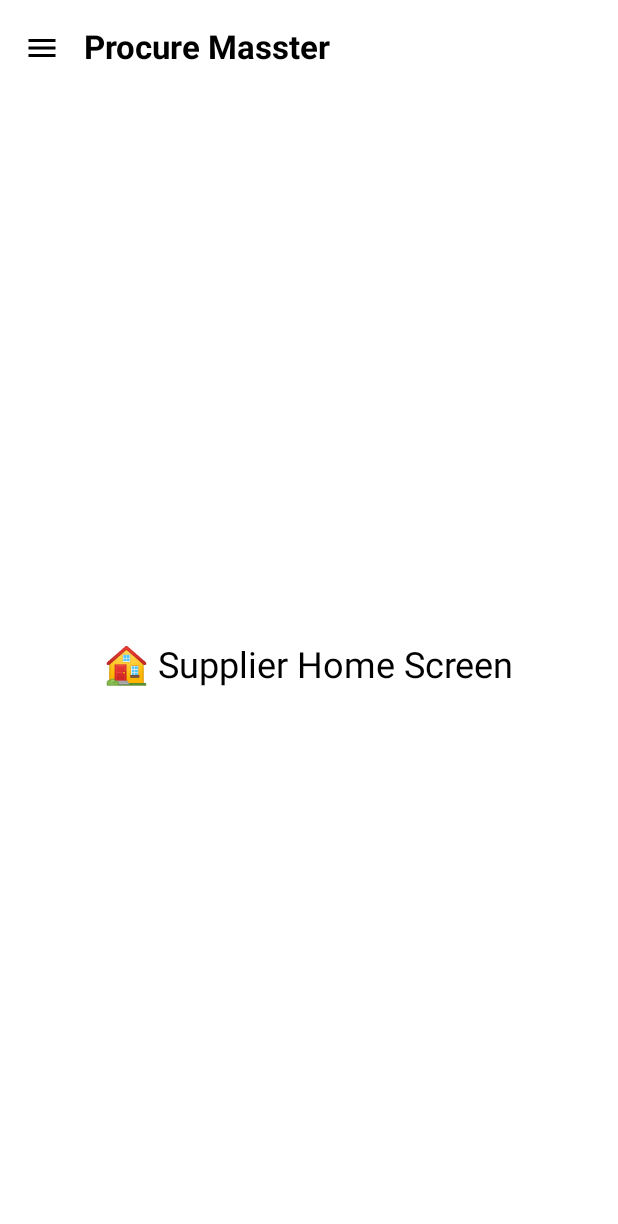
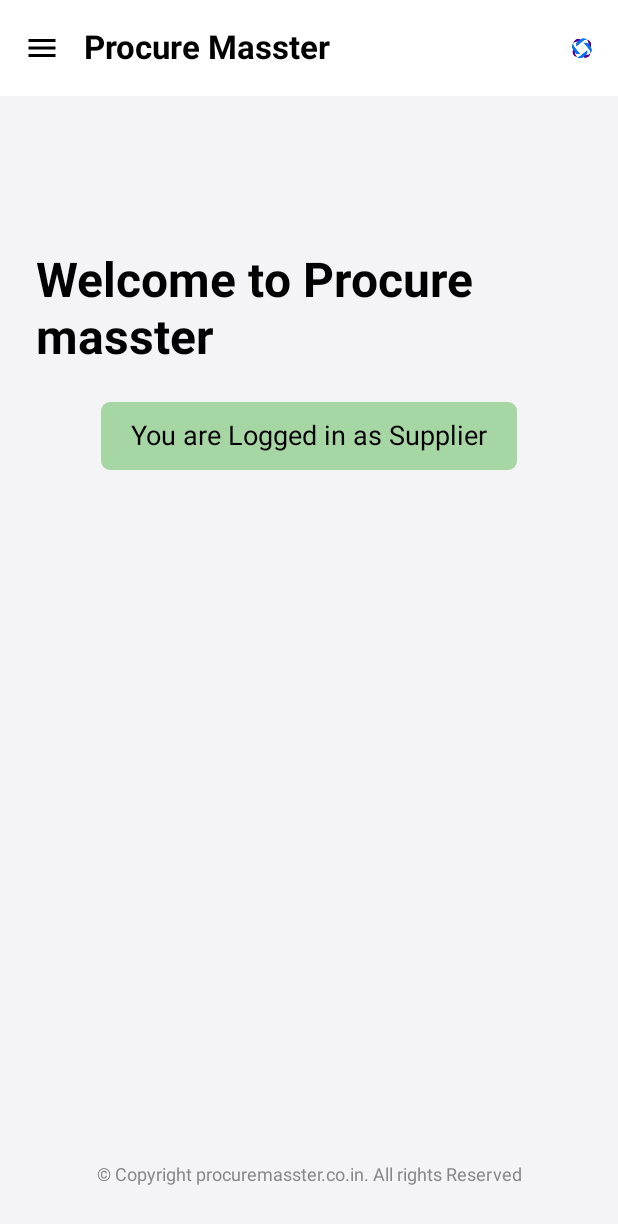
Before and after one commit to sankalpraga/procure_masster, an Android app built with Jetpack Compose: the SupplierRootScreen screen opened through its navigation route, on a phone screen of 412 x 824 dp. Shown: the top 1224 px of the screen. Run offline under Robolectric (Android 15) with nearby library versions, the phone set to English and light mode, and no system bars; our stand-ins replace Dagger/Hilt's generated code; network calls fail.

Commit message:
Added Logo,Renamed Menu, Added Supplierprofile Module

```diff
--- a/app/src/main/java/com/techcognics/procuremasster/MainActivity.kt
+++ b/app/src/main/java/com/techcognics/procuremasster/MainActivity.kt
@@ -122,6 +122,7 @@ class MainActivity : ComponentActivity() {
         }
     }
 
+    @RequiresApi(Build.VERSION_CODES.GINGERBREAD)
     override fun onStop() {
         super.onStop()
         // Force logout on app background
--- a/app/src/main/java/com/techcognics/procuremasster/data/remote/ApiService.kt
+++ b/app/src/main/java/com/techcognics/procuremasster/data/remote/ApiService.kt
@@ -2,8 +2,6 @@ package com.techcognics.procuremasster.data.remote
 
 import com.techcognics.procuremasster.data.AccountResponse
 import com.techcognics.procuremasster.data.remote.auctionpackage.AuctionResponseItem
-import com.techcognics.procuremasster.data.remote.auctionpackage.bidsubmit.AuctionBidRequest
-import com.techcognics.procuremasster.data.remote.auctionpackage.bidsubmit.BidPriceRequest
 import com.techcognics.procuremasster.data.remote.auctionpackage.bidsubmit.SaveBidRequest
 import com.techcognics.procuremasster.data.remote.auctionpackage.bidsubmit.SupplierBidDetailsItem
 import com.techcognics.procuremasster.data.remote.auctionpackage.view.AuctionViewResponse
@@ -13,6 +11,7 @@ import com.techcognics.procuremasster.data.remote.dto.FreightTerms
 import com.techcognics.procuremasster.data.remote.dto.LoginRequest
 import com.techcognics.procuremasster.data.remote.dto.LoginResponse
 import com.techcognics.procuremasster.data.remote.dto.RfqViewResponse
+import com.techcognics.procuremasster.data.remote.profile.SupplierResponse
 import okhttp3.MultipartBody
 import okhttp3.ResponseBody
 import retrofit2.Response
@@ -26,12 +25,14 @@ import retrofit2.http.Query
 
 interface ApiService {
 
+    // ---------- AUTH ----------
     @POST("authenticate")
     suspend fun login(@Body request: LoginRequest): LoginResponse
 
     @GET("account")
     suspend fun getAccount(): AccountResponse
 
+    // ---------- RFQ ----------
     @GET("supplierDepository/fetchActiveRfqsBidInBetween")
     suspend fun fetchRfqInBetween(
         @Query("startDate") startDate: String,
@@ -43,30 +44,28 @@ interface ApiService {
         @Path("id") id: Int
     ): RfqViewResponse
 
-    // 🔹 PDF download
     @GET("rfq/generateRfqPdfReport/{rfqId}")
     suspend fun generateRfqPdf(
         @Path("rfqId") rfqId: Int
     ): ResponseBody
 
-    // 🔹 Attachment download
     @GET("rfqsAttachment/downloadAttachment/{attachmentId}")
     suspend fun downloadAttachment(
         @Path("attachmentId") attachmentId: Int
     ): ResponseBody
 
-    //Bid Page
+    // ---------- BID ----------
     @GET("supplierDepository/fetchItemBidsDetails/{rfqNumber}")
-    suspend fun getBidDetails(@Path("rfqNumber") rfqNumber: String): BidResponse
+    suspend fun getBidDetails(
+        @Path("rfqNumber") rfqNumber: String
+    ): BidResponse
 
-    //freight
     @GET("freightTermsResource/fetchAllFreightTermsDetails")
     suspend fun getFreightTerms(): List<FreightTerms>
 
     @POST("rfqSuppliersResource/save")
     suspend fun saveBid(@Body request: BidSaveRequest): ResponseBody
 
-    // Upload attachment (correct REST endpoint for your backend)
     @Multipart
     @POST("rfqsAttachment/upload/{rfqId}")
     suspend fun uploadAttachment(
@@ -74,8 +73,7 @@ interface ApiService {
         @Part file: MultipartBody.Part
     ): ResponseBody
 
-
-    //Auction
+    // ---------- AUCTION ----------
     @GET("supplierDepository/fetchAuctionDetails")
     suspend fun getAuctionDetails(): List<AuctionResponseItem>
 
@@ -84,12 +82,6 @@ interface ApiService {
         @Path("rfqId") rfqId: Int
     ): AuctionViewResponse
 
-//    @GET("supplierDepository/fetchSupplierBidAuction/{rfqId}")
-//    suspend fun getAuctionBidSubmit(
-//        @Path("rfqId") rfqId: Int
-//    ): BidSubmitItem
-
-    //download bid history
     @GET("supplierDepository/generateBidHistory/{rfqId}")
     suspend fun getBidHistory(
         @Path("rfqId") rfqId: Int
@@ -104,9 +96,65 @@ interface ApiService {
     suspend fun saveBid(
         @Path("rfqSupplierRfqId") rfqId: Int,
         @Body bidList: List<SaveBidRequest>
-    ): Response<Unit> // <--- Must return `Response<>`
+    ): Response<Unit>
 
-// or whatever response model you want if parsing JSON
+    // ---------- SUPPLIER PROFILE MAIN RECORD ----------
+//    @GET("supplierDepository/fetchSupplierRecordByUserId/{userId}")
+//    suspend fun getSupplierByUserId(
+//        @Path("userId") userId: Long
+//    ): SupplierResponse
+
+    // ---------- DROPDOWN APIs FOR SUPPLIER PROFILE ----------
+
+    // Industry
+    @GET("industry/fetchIndustryRecords")
+    suspend fun fetchIndustryRecords(): List<Industry>
+
+    // Sub Industry
+    @GET("subIndustry/fetchAllSubIndustryRecords")
+    suspend fun fetchAllSubIndustryRecords(): List<SubIndustry>
+
+    // Category
+    @GET("category/fetchCategoryRecords")
+    suspend fun fetchCategoryRecords(): List<Category>
+
+    // Sub Category
+    @GET("subCategory/fetchAllSubCategoryRecords")
+    suspend fun fetchAllSubCategoryRecords(): List<SubCategory>
+
+    // Item Process
+    @GET("itemProcess/fetchAllItemProcessRecords")
+    suspend fun fetchAllItemProcessRecords(): List<ItemProces>
+
+    // Country list
+    @GET("location/country")
+    suspend fun country(): List<Country>
+
+    // State list for a country
+    @GET("location/state/{countryId}")
+    suspend fun state(
+        @Path("countryId") countryId: Int
+    ): List<State>
+
+    // City list for a state
+    @GET("location/city/{stateId}")
+    suspend fun city(
+        @Path("stateId") stateId: Int
+    ): List<City>
+
+    // Currency list
+    // Currency list
+    @GET("location/fetchAllCurrencyDetails")
+    suspend fun fetchAllCurrencyDetails(): List<CurrencyDetailsItem>
+
+    // ---------- SUPPLIER PROFILE MAIN RECORD ----------
+    @GET("supplierDepository/fetchSupplierRecordByUserId/{userId}")
+    suspend fun fetchSupplierRecordByUserId(
+        @Path("userId") userId: Long
+    ): SupplierResponse
+
+
+
 
 
 }
--- /dev/null
+++ b/app/src/main/java/com/techcognics/procuremasster/data/remote/negotation/fetchNegotationDetails.kt
@@ -0,0 +1,3 @@
+package com.techcognics.procuremasster.data.remote.negotation
+
+//data class fetchNegotationDetails()
--- a/app/src/main/java/com/techcognics/procuremasster/data/repository/AuthRepositoryImpl.kt
+++ b/app/src/main/java/com/techcognics/procuremasster/data/repository/AuthRepositoryImpl.kt
@@ -27,7 +27,6 @@ class AuthRepositoryImpl @Inject constructor(
         sessionManager.saveSession(response.idToken, username) // ✅ must save token
         Log.d("AuthRepository", "Token Saved in Session manger $username")
         return response.idToken
-
     }
 
 
@@ -42,4 +41,6 @@ class AuthRepositoryImpl @Inject constructor(
         sessionManager.clearSession()
         }
 
+
+
 }
--- a/app/src/main/java/com/techcognics/procuremasster/presentation/designsystem/SupplierDrawer.kt
+++ b/app/src/main/java/com/techcognics/procuremasster/presentation/designsystem/SupplierDrawer.kt
@@ -29,7 +29,7 @@ fun SupplierDrawer(
 ) {
     ModalDrawerSheet {
         Text(
-            text = "Supplier Menu",
+            text = "Menu",
             style = MaterialTheme.typography.titleLarge,
             modifier = Modifier.padding(16.dp)
         )
--- a/app/src/main/java/com/techcognics/procuremasster/presentation/navigation/AppNavGraph.kt
+++ b/app/src/main/java/com/techcognics/procuremasster/presentation/navigation/AppNavGraph.kt
@@ -15,6 +15,8 @@ import com.techcognics.procuremasster.presentation.login.LoginScreen
 import com.techcognics.procuremasster.presentation.splash.SplashScreen
 import com.techcognics.procuremasster.presentation.splash.SplashViewModel
 import com.techcognics.procuremasster.presentation.supplier.SupplierRootScreen
+
+//import com.techcognics.procuremasster.presentation.supplier.SupplierRootScreen
 
 @RequiresApi(Build.VERSION_CODES.Q)
 @Composable
@@ -60,4 +62,6 @@ fun AppNavGraph(
 
 
 
+
+
 }
--- a/app/src/main/java/com/techcognics/procuremasster/presentation/supplier/SupplierRootScreen.kt
+++ b/app/src/main/java/com/techcognics/procuremasster/presentation/supplier/SupplierRootScreen.kt
@@ -2,7 +2,10 @@ package com.techcognics.procuremasster.presentation.supplier
 
 import android.os.Build
 import androidx.annotation.RequiresApi
+import androidx.compose.foundation.Image
+import androidx.compose.foundation.layout.Spacer
 import androidx.compose.foundation.layout.padding
+import androidx.compose.foundation.layout.size
 import androidx.compose.material.icons.Icons
 import androidx.compose.material.icons.filled.Menu
 import androidx.compose.material3.DrawerValue
@@ -17,12 +20,15 @@ import androidx.compose.material3.rememberDrawerState
 import androidx.compose.runtime.Composable
 import androidx.compose.runtime.rememberCoroutineScope
 import androidx.compose.ui.Modifier
+import androidx.compose.ui.res.painterResource
+import androidx.compose.ui.unit.dp
 import androidx.navigation.NavHostController
 import androidx.navigation.NavType
 import androidx.navigation.compose.NavHost
 import androidx.navigation.compose.composable
 import androidx.navigation.compose.rememberNavController
 import androidx.navigation.navArgument
+import com.techcognics.procuremasster.R
 import com.techcognics.procuremasster.presentation.auction.AuctionScreen
 import com.techcognics.procuremasster.presentation.auction.biddetails.BiddingScreen
 import com.techcognics.procuremasster.presentation.auction.view.AuctionDetailScreen
@@ -30,6 +36,7 @@ import com.techcognics.procuremasster.presentation.designsystem.SupplierDrawer
 import com.techcognics.procuremasster.presentation.rfqdetails.RFQScreen
 import com.techcognics.procuremasster.presentation.rfqdetails.view.RfqViewScreenTabbed
 import com.techcognics.procuremasster.presentation.rfqdetails.bid.screens.BidScreen
+import com.techcognics.procuremasster.presentation.supplierprofile.SupplierProfileScreen
 import kotlinx.coroutines.launch
 
 @RequiresApi(Build.VERSION_CODES.Q)
@@ -38,7 +45,7 @@ import kotlinx.coroutines.launch
 fun SupplierRootScreen(parentNavController: NavHostController) {
     val drawerState = rememberDrawerState(DrawerValue.Closed)
     val scope = rememberCoroutineScope()
-    val supplierNavController = rememberNavController() // ✅ new inner controller
+    val supplierNavController = rememberNavController()
 
     ModalNavigationDrawer(
         drawerState = drawerState,
@@ -52,30 +59,40 @@ fun SupplierRootScreen(parentNavController: NavHostController) {
         Scaffold(
             topBar = {
                 TopAppBar(
-                    title = { Text("Procure Masster") },
+                    title = {
+                        Text(text = "Procure Masster")
+                    },
                     navigationIcon = {
                         IconButton(onClick = { scope.launch { drawerState.open() } }) {
-                            Icon(Icons.Default.Menu, contentDescription = "Menu")
+                            Icon(
+                                imageVector = Icons.Default.Menu,
+                                contentDescription = "Menu"
+                            )
                         }
+                    },
+                    actions = {
+                        // JUST the logo – actions are already at extreme right
+                        Image(
+                            painter = painterResource(id = R.drawable.logo),
+                            contentDescription = "Logo",
+                            modifier = Modifier
+                                .size(40.dp)          // adjust size as you like
+                                .padding(end = 12.dp)
+                        )
                     }
                 )
             }
         ) { padding ->
             NavHost(
-                navController = supplierNavController, // ✅ use inner one
+                navController = supplierNavController,
                 startDestination = "supplier_home",
                 modifier = Modifier.padding(padding)
             ) {
-
                 composable("supplier_home") { SupplierHome(parentNavController) }
-                composable("supplier_profile") { SupplierProfileScreen(parentNavController) }
+                composable("supplier_profile") { SupplierProfileScreen(userId = 6L) }
                 composable("supplier_rfq") { RFQScreen(supplierNavController) }
                 composable("supplier_negotiable") { SupplierNegotiableScreen(parentNavController) }
                 composable("supplier_auction") { AuctionScreen(supplierNavController) }
-
-
-
-
                 composable(
                     route = "rfq_view/{id}",
                     arguments = listOf(navArgument("id") { type = NavType.IntType })
@@ -83,7 +100,6 @@ fun SupplierRootScreen(parentNavController: NavHostController) {
                     val id = backStackEntry.arguments?.getInt("id") ?: 0
                     RfqViewScreenTabbed(navController = supplierNavController, rfqId = id)
                 }
-
                 composable(
                     route = "rfqStepper/{rfqNumber}",
                     arguments = listOf(navArgument("rfqNumber") { type = NavType.StringType })
@@ -91,22 +107,17 @@ fun SupplierRootScreen(parentNavController: NavHostController) {
                     val rfqNumber = backStackEntry.arguments?.getString("rfqNumber") ?: ""
                     BidScreen(rfqNumber = rfqNumber, navController = supplierNavController)
                 }
-
                 composable("auction_view/{rfqId}") { backStackEntry ->
                     val rfqId = backStackEntry.arguments?.getString("rfqId")?.toIntOrNull()
                     requireNotNull(rfqId) { "rfqId parameter is missing" }
                     AuctionDetailScreen(rfqId = rfqId, navController = supplierNavController)
                 }
-
                 composable("auction_submit/{rfqId}") { backStackEntry ->
                     val rfqId = backStackEntry.arguments?.getString("rfqId")?.toIntOrNull()
                     requireNotNull(rfqId) { "rfqId parameter is missing" }
                     BiddingScreen(rfqId = rfqId, navController = supplierNavController)
                 }
-
-
             }
-
         }
     }
 }
--- a/app/src/main/java/com/techcognics/procuremasster/presentation/supplier/SupplierScreens.kt
+++ b/app/src/main/java/com/techcognics/procuremasster/presentation/supplier/SupplierScreens.kt
@@ -1,33 +1,86 @@
 package com.techcognics.procuremasster.presentation.supplier
 
+import androidx.compose.foundation.background
+import androidx.compose.foundation.layout.Arrangement
 import androidx.compose.foundation.layout.Box
+import androidx.compose.foundation.layout.Column
+import androidx.compose.foundation.layout.Spacer
 import androidx.compose.foundation.layout.fillMaxSize
+import androidx.compose.foundation.layout.fillMaxWidth
+import androidx.compose.foundation.layout.height
+import androidx.compose.foundation.layout.padding
+import androidx.compose.foundation.shape.RoundedCornerShape
 import androidx.compose.material3.MaterialTheme
 import androidx.compose.material3.Text
 import androidx.compose.runtime.Composable
 import androidx.compose.ui.Alignment
 import androidx.compose.ui.Modifier
+import androidx.compose.ui.graphics.Color
+import androidx.compose.ui.text.font.FontWeight
+import androidx.compose.ui.unit.dp
+import androidx.compose.ui.unit.sp
 import androidx.navigation.NavHostController
 
 @Composable
 fun SupplierHome(navController: NavHostController) {
-    Box(
-        modifier = Modifier.fillMaxSize(),
-        contentAlignment = Alignment.Center
+    Column(
+        modifier = Modifier
+            .fillMaxSize()
+            .background(Color(0xFFF4F4F7)) // light grey
+            .padding(24.dp),
+        horizontalAlignment = Alignment.CenterHorizontally,
+        verticalArrangement = Arrangement.SpaceBetween // 👈 keeps footer fixed at bottom
     ) {
-        Text("🏠 Supplier Home Screen", style = MaterialTheme.typography.headlineSmall)
+
+        // ---- MAIN CENTER CONTENT ----
+        Column(
+            horizontalAlignment = Alignment.CenterHorizontally,
+            verticalArrangement = Arrangement.Center,
+            modifier = Modifier.fillMaxWidth()
+        ) {
+            Spacer(modifier = Modifier.height(80.dp))
+
+            Text(
+                text = "Welcome to Procure masster",
+                fontSize = 32.sp,
+                fontWeight = FontWeight.Bold,
+                color = Color.Black
+            )
+
+            Spacer(modifier = Modifier.height(24.dp))
+
+            Box(
+                modifier = Modifier
+                    .background(Color(0xFFA6D6A4), shape = RoundedCornerShape(6.dp))
+                    .padding(horizontal = 20.dp, vertical = 12.dp)
+            ) {
+                Text(
+                    text = "You are Logged in as Supplier",
+                    fontSize = 18.sp,
+                    color = Color.Black
+                )
+            }
+        }
+
+        // ---- FIXED FOOTER ----
+        Text(
+            text = "© Copyright procuremasster.co.in. All rights Reserved",
+            fontSize = 12.sp,
+            color = Color.Gray,
+            modifier = Modifier.padding(bottom = 10.dp)
+        )
     }
 }
 
-@Composable
-fun SupplierProfileScreen(navController: NavHostController) {
-    Box(
-        modifier = Modifier.fillMaxSize(),
-        contentAlignment = Alignment.Center
-    ) {
-        Text("👤 Supplier Profile", style = MaterialTheme.typography.headlineSmall)
-    }
-}
+//@Composable
+//fun SupplierProfileScreen(navController: NavHostController) {
+//    Box(
+//        modifier = Modifier.fillMaxSize(),
+//        contentAlignment = Alignment.Center
+//    ) {
+//        Text("👤 Supplier Profile", style = MaterialTheme.typography.headlineSmall)
+//    }
+//}
 
 
 
--- a/app/src/main/java/com/techcognics/procuremasster/presentation/util/SessionMangerHelper.kt
+++ b/app/src/main/java/com/techcognics/procuremasster/presentation/util/SessionMangerHelper.kt
@@ -8,6 +8,8 @@ import dagger.hilt.android.EntryPointAccessors
 
 @Composable
 fun getSessionManager(): SessionManager{
+
     val context = LocalContext.current.applicationContext
     return EntryPointAccessors.fromApplication(context, SessionManagerEntryPoint::class.java).sessionManager()
+
 }
```
Also changed, not shown: app/src/main/java/com/techcognics/procuremasster/data/remote/profile/SupplierResponse.kt (added, +123 -0 lines), app/src/main/java/com/techcognics/procuremasster/presentation/common/FormComponents.kt (added, +46 -0 lines), app/src/main/java/com/techcognics/procuremasster/presentation/supplier/SupplierUiState.kt (added, +32 -0 lines), app/src/main/java/com/techcognics/procuremasster/presentation/profile/supplier_profile.kt (deleted).
